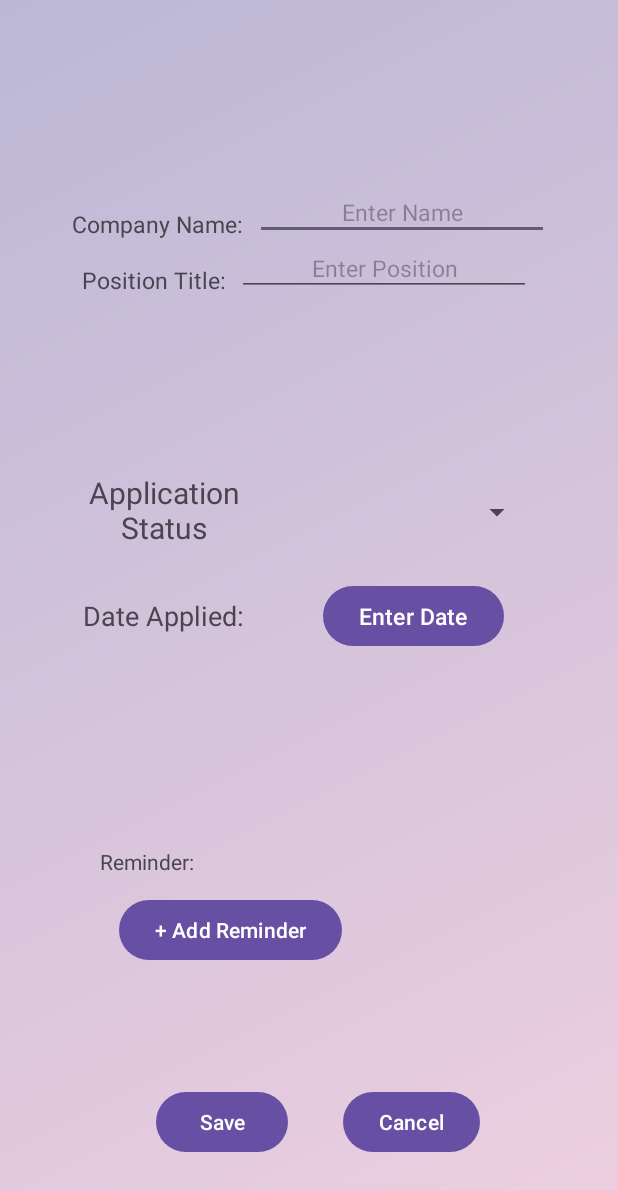
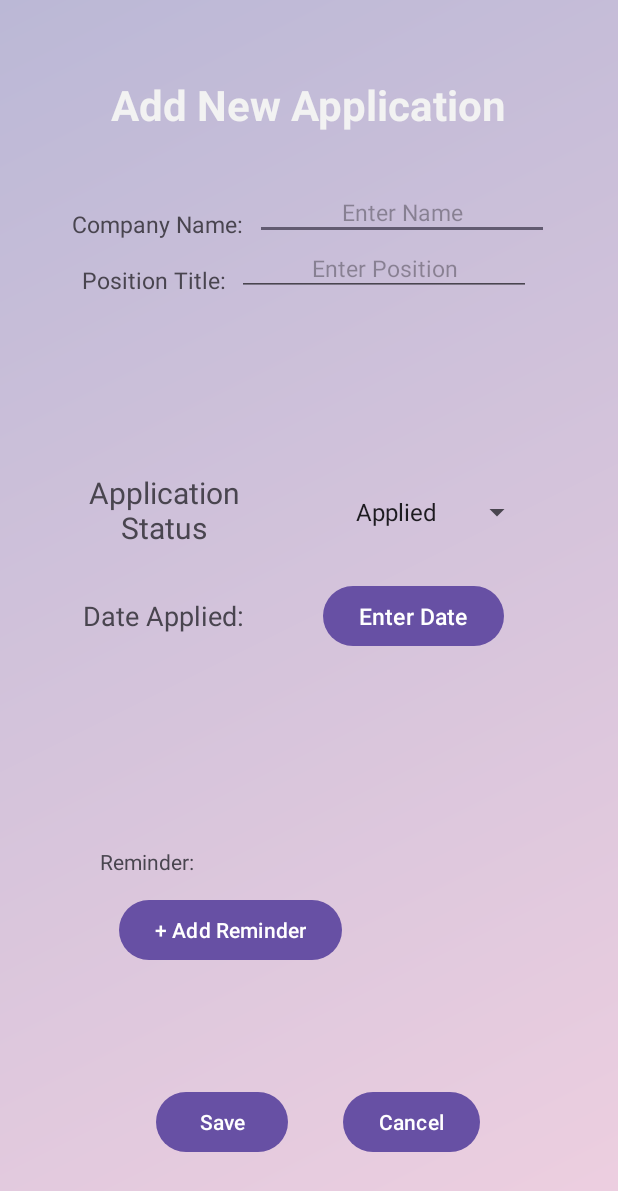
Before and after one commit to leslyVillanueva1020/Project2, an Android app: the NewApplicationActivity screen opened directly, with no data from a screen before it, on a phone screen of 412 x 824 dp. Shown: the top 1191 px of the screen. Run offline under Robolectric (Android 15) with nearby library versions, the phone set to English and light mode, and no system bars.

Commit message:
added text for the drop down menus in NewApplicationActivity.java added a title for activity_new_application.xml

```diff
--- a/app/src/main/java/com/example/project2/NewApplicationActivity.java
+++ b/app/src/main/java/com/example/project2/NewApplicationActivity.java
@@ -4,6 +4,7 @@ import android.app.DatePickerDialog;
 import android.icu.util.Calendar;
 import android.os.Bundle;
 import android.view.View;
+import android.widget.ArrayAdapter;
 import android.widget.Button;
 import android.widget.DatePicker;
 import android.widget.Toast;
@@ -18,7 +19,7 @@ import com.example.project2.databinding.ActivityNewApplicationBinding;
 
 public class NewApplicationActivity extends AppCompatActivity {
 
-    private final String companyName = "";
+    private String companyName = "";
     private final String status = "";
     private final String dateApplied = "";
     private ActivityNewApplicationBinding binding;
@@ -31,6 +32,23 @@ public class NewApplicationActivity extends AppCompatActivity {
         super.onCreate(savedInstanceState);
         binding = ActivityNewApplicationBinding.inflate(getLayoutInflater());
         setContentView(binding.getRoot());
+        //TODO implement company name and title
+
+        //creates th options for the drop down menu
+        String[] status = {"Applied", "In Progress", "Rejected", "Offer, Interview"};
+
+        ArrayAdapter<String> adapter = new ArrayAdapter<String>(
+                this,
+                android.R.layout.simple_spinner_item,
+                status
+        );
+        //this setst he layout for the drop down menu
+        adapter.setDropDownViewResource(android.R.layout.simple_spinner_dropdown_item);
+        //this sets the adapter to the drop down menu
+        binding.dropDownMenu.setAdapter(adapter);
+        //
+
+
 
         button = findViewById(R.id.saveButton);
         button.setOnClickListener(new View.OnClickListener() {
@@ -41,7 +59,7 @@ public class NewApplicationActivity extends AppCompatActivity {
             }
         });
 
-        binding.saveButton.setOnClickListener(new View.OnClickListener() {
+        binding.dateButton.setOnClickListener(new View.OnClickListener() {
             @Override
             public void onClick(View v) {
                 toastMaker("Application Saved!");
--- a/app/src/main/res/layout/activity_new_application.xml
+++ b/app/src/main/res/layout/activity_new_application.xml
@@ -89,7 +89,7 @@
         app:layout_constraintHorizontal_bias="0.161"
         app:layout_constraintStart_toStartOf="parent"
         app:layout_constraintTop_toBottomOf="@id/ApplicationStatusText" />
-
+    <!-- Drop Down Menu -->
     <Spinner
         android:id="@+id/dropDownMenu"
         android:layout_width="126dp"
@@ -101,7 +101,6 @@
         app:layout_constraintTop_toTopOf="@+id/ApplicationStatusText"
         app:layout_constraintVertical_bias="0.521" />
     <!-- Date Applied Text View -->
-    <!-- TODO create calendar drop down -->
 
     <!-- Reminder Text View -->
     <!-- Reminder button -->
@@ -118,7 +117,6 @@
         app:layout_constraintVertical_bias="0.377" />
 
     <!-- Save Button -->
-    <!-- Cancel Button-->
 
     <Button
         android:id="@+id/reminderButton"
@@ -131,7 +129,7 @@
         app:layout_constraintStart_toStartOf="parent"
         app:layout_constraintTop_toBottomOf="@+id/ReminderText"
         app:layout_constraintVertical_bias="0.0" />
-
+    <!-- Save Button -->
     <Button
         android:id="@+id/saveButton"
         android:layout_width="wrap_content"
@@ -143,7 +141,7 @@
         app:layout_constraintStart_toStartOf="parent"
         app:layout_constraintTop_toTopOf="parent"
         app:layout_constraintVertical_bias="0.933" />
-
+    <!-- Cancel Button-->
     <Button
         android:id="@+id/cancelButton"
         android:layout_width="wrap_content"
@@ -157,7 +155,7 @@
         app:layout_constraintTop_toTopOf="@+id/saveButton"
         app:layout_constraintVertical_bias="0.0" />
 
-
+    <!-- Enter Date Button-->
     <Button
         android:id="@+id/dateButton"
         android:layout_width="wrap_content"
@@ -169,6 +167,19 @@
         app:layout_constraintHorizontal_bias="0.364"
         app:layout_constraintStart_toEndOf="@+id/DateAppliedText"
         app:layout_constraintTop_toTopOf="@id/DateAppliedText" />
+    <!-- Title Text View -->
+    <TextView
+        android:id="@+id/titleTextView"
+        android:layout_width="wrap_content"
+        android:layout_height="wrap_content"
+        android:text="Add New Application"
+        android:textSize="28sp"
+        android:textStyle="bold"
+        android:textColor="#F2F2F2"
+        app:layout_constraintBottom_toTopOf="@+id/CompanyNameText"
+        app:layout_constraintEnd_toEndOf="parent"
+        app:layout_constraintStart_toStartOf="parent"
+        app:layout_constraintTop_toTopOf="parent" />
 
 
 </androidx.constraintlayout.widget.ConstraintLayout>
```
